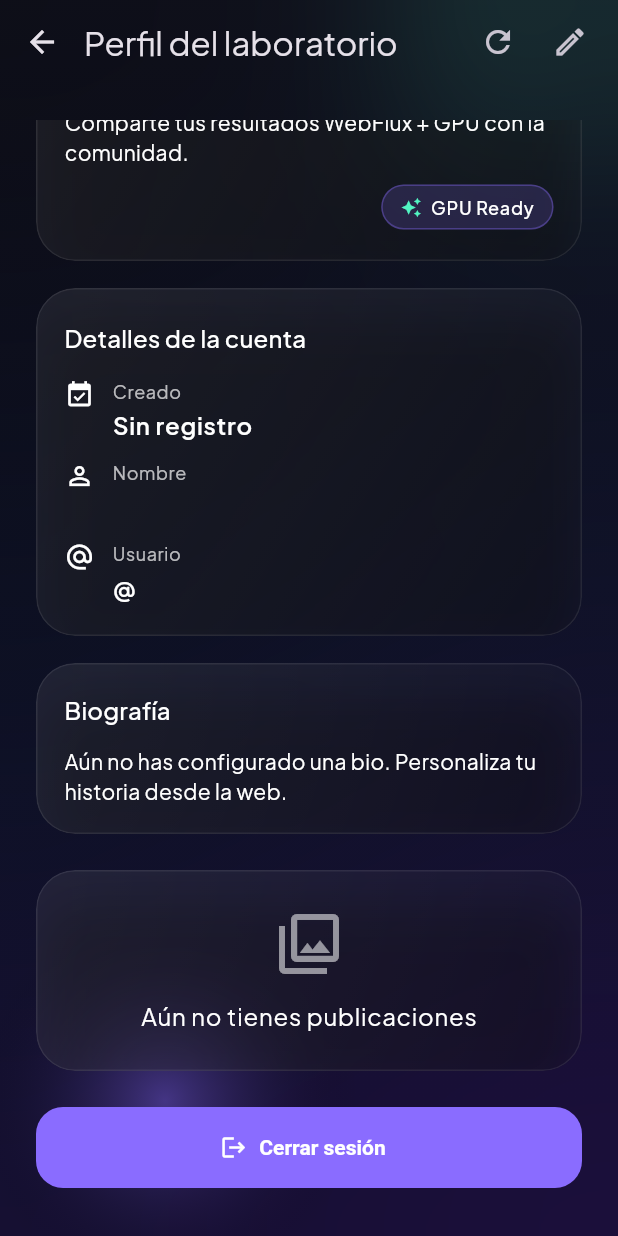
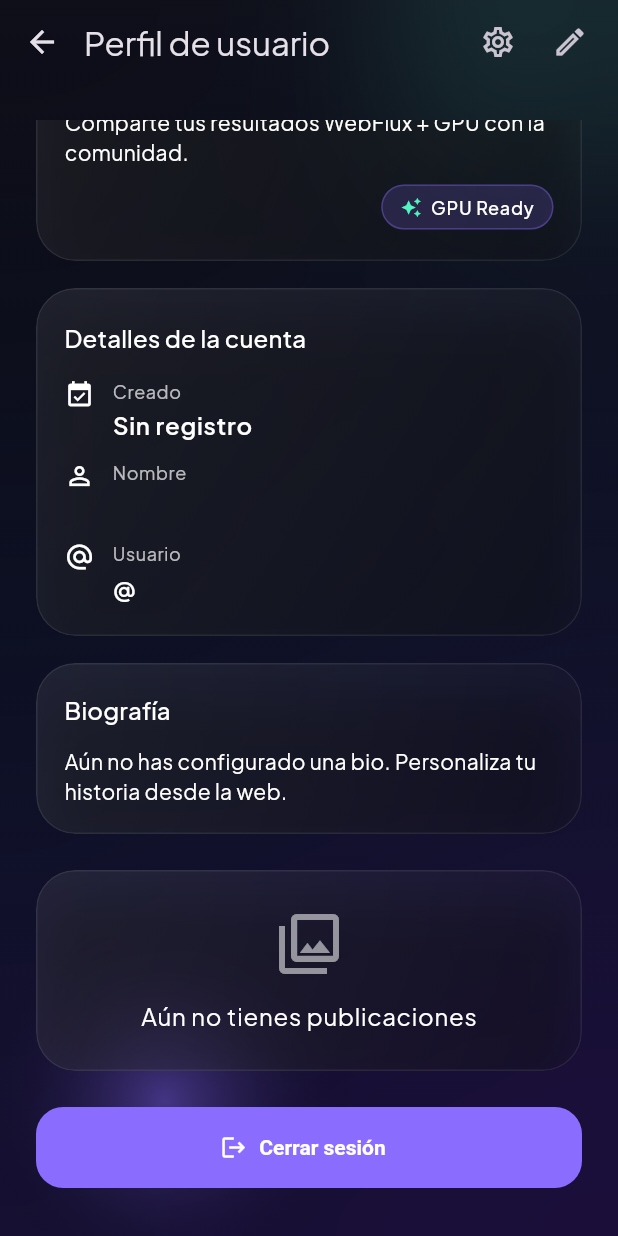
Before and after one commit to Jorgemrqz/upsglam_mobile, a Flutter app: the ProfileView screen opened by its route, scrolled down 118 dp, on a phone screen of 412 x 824 dp. Run offline on Flutter 3.47's test engine with Material 3 defaults, Android fonts, the phone set to English and light mode, and no system bars; our stand-ins replace cloud_firestore, firebase_core, google_fonts, image_picker, shared_preferences; accounts and stored records are empty.

```diff
--- a/lib/views/profile/profile_view.dart
+++ b/lib/views/profile/profile_view.dart
@@ -9,6 +9,7 @@ import 'package:upsglam_mobile/theme/upsglam_theme.dart';
 import 'package:upsglam_mobile/views/auth/login_view.dart';
 import 'package:upsglam_mobile/views/feed/post_detail_view.dart';
 import 'package:upsglam_mobile/views/profile/edit_profile_view.dart';
+import 'package:upsglam_mobile/views/settings/settings_view.dart';
 import 'package:upsglam_mobile/widgets/glass_panel.dart';
 import 'package:upsglam_mobile/widgets/upsglam_background.dart';
 
@@ -105,12 +106,12 @@ class _ProfileViewState extends State<ProfileView> {
       extendBodyBehindAppBar: true,
       backgroundColor: Colors.transparent,
       appBar: AppBar(
-        title: const Text('Perfil del laboratorio'),
+        title: const Text('Perfil de usuario'),
         actions: [
           IconButton(
-            icon: const Icon(Icons.refresh_outlined),
-            onPressed: _loading ? null : _loadProfile,
-            tooltip: 'Recargar perfil',
+            icon: const Icon(Icons.settings_outlined),
+            onPressed: () =>
+                Navigator.pushNamed(context, SettingsView.routeName),
           ),
           IconButton(
             icon: const Icon(Icons.edit_outlined),
```
Also changed, not shown: lib/views/feed/feed_view.dart (+17 -19 lines).
